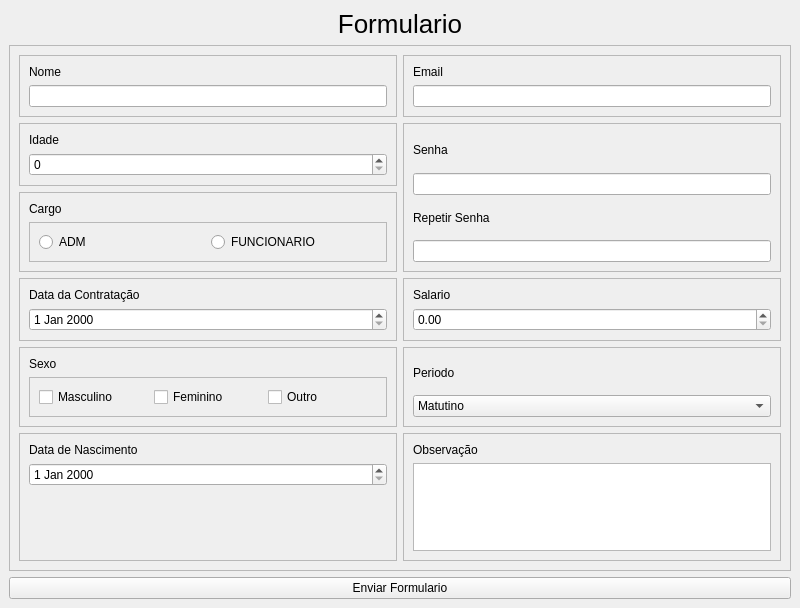
This is projeto_pyside/ui_formulario.ui in CelsoLucas/ListadeExercicios as Qt 5 draws it before an edit. The edited form follows.
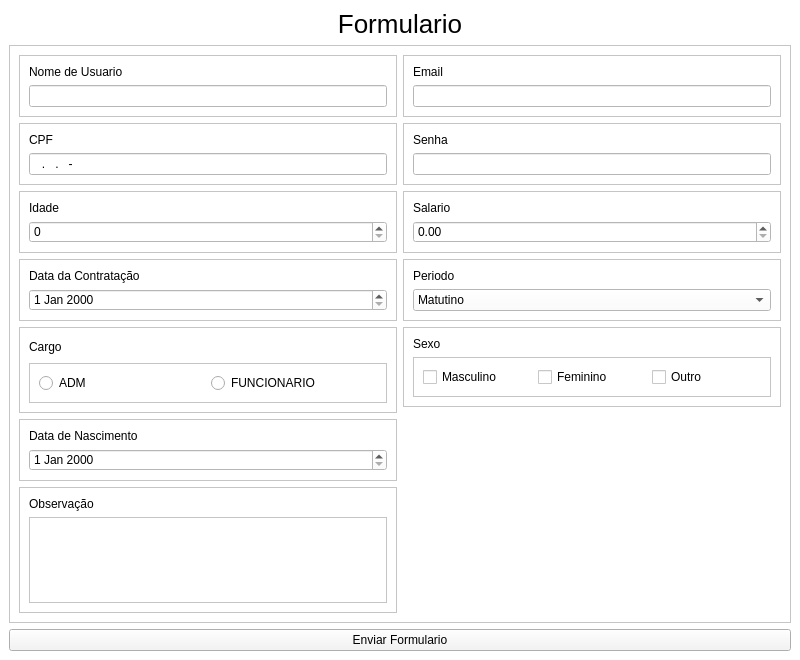
This is the edited form.

Diff of the .ui file:
```diff
--- a/projeto_pyside/ui_formulario.ui
+++ b/projeto_pyside/ui_formulario.ui
@@ -7,13 +7,16 @@
     <x>0</x>
     <y>0</y>
     <width>800</width>
-    <height>608</height>
+    <height>660</height>
    </rect>
   </property>
   <property name="windowTitle">
    <string>MainWindow</string>
   </property>
   <widget class="QWidget" name="centralwidget">
+   <property name="styleSheet">
+    <string notr="true">background-color: rgb(255, 255, 255);</string>
+   </property>
    <layout class="QGridLayout" name="gridLayout">
     <item row="0" column="0">
      <widget class="QLabel" name="txt__formulario">
@@ -30,6 +33,9 @@
     </item>
     <item row="2" column="0">
      <widget class="QPushButton" name="btn_enviar_formulario">
+      <property name="styleSheet">
+       <string notr="true">background-color: rgb(244, 244, 244);</string>
+      </property>
       <property name="text">
        <string>Enviar Formulario</string>
       </property>
@@ -44,69 +50,110 @@
        <enum>QFrame::Shadow::Raised</enum>
       </property>
       <layout class="QGridLayout" name="gridLayout_2">
-       <item row="1" column="1" rowspan="2">
-        <widget class="QFrame" name="layout_senha">
+       <item row="0" column="1">
+        <widget class="QFrame" name="layout_email">
          <property name="frameShape">
           <enum>QFrame::Shape::StyledPanel</enum>
          </property>
          <property name="frameShadow">
           <enum>QFrame::Shadow::Raised</enum>
          </property>
-         <layout class="QVBoxLayout" name="verticalLayout_4">
+         <layout class="QVBoxLayout" name="verticalLayout_2">
           <item>
-           <widget class="QLabel" name="txt_senha">
+           <widget class="QLabel" name="txt_email">
             <property name="text">
-             <string>Senha</string>
+             <string>Email</string>
             </property>
            </widget>
           </item>
           <item>
-           <widget class="QLineEdit" name="input_senha">
-            <property name="echoMode">
-             <enum>QLineEdit::EchoMode::Password</enum>
+           <widget class="QLineEdit" name="input_email">
+            <property name="placeholderText">
+             <string/>
             </property>
            </widget>
           </item>
+         </layout>
+        </widget>
+       </item>
+       <item row="6" column="0" rowspan="2">
+        <widget class="QFrame" name="layout_cargo">
+         <property name="frameShape">
+          <enum>QFrame::Shape::StyledPanel</enum>
+         </property>
+         <property name="frameShadow">
+          <enum>QFrame::Shadow::Raised</enum>
+         </property>
+         <layout class="QVBoxLayout" name="verticalLayout_5">
           <item>
-           <widget class="QLabel" name="txt_repetir_senha">
+           <widget class="QLabel" name="txt_cargo">
             <property name="text">
-             <string>Repetir Senha</string>
+             <string>Cargo</string>
             </property>
            </widget>
           </item>
           <item>
-           <widget class="QLineEdit" name="input_senha_2">
-            <property name="echoMode">
-             <enum>QLineEdit::EchoMode::Password</enum>
+           <widget class="QFrame" name="layout_cargo_opc">
+            <property name="frameShape">
+             <enum>QFrame::Shape::StyledPanel</enum>
             </property>
+            <property name="frameShadow">
+             <enum>QFrame::Shadow::Raised</enum>
+            </property>
+            <layout class="QHBoxLayout" name="horizontalLayout">
+             <item>
+              <widget class="QRadioButton" name="radio_botao2">
+               <property name="text">
+                <string>ADM</string>
+               </property>
+              </widget>
+             </item>
+             <item>
+              <widget class="QRadioButton" name="radio_botao1">
+               <property name="text">
+                <string>FUNCIONARIO</string>
+               </property>
+              </widget>
+             </item>
+            </layout>
            </widget>
           </item>
          </layout>
         </widget>
        </item>
-       <item row="4" column="0">
-        <widget class="QFrame" name="layout_data_contratacao">
+       <item row="1" column="0">
+        <widget class="QFrame" name="layout_cpf">
          <property name="frameShape">
           <enum>QFrame::Shape::StyledPanel</enum>
          </property>
          <property name="frameShadow">
           <enum>QFrame::Shadow::Raised</enum>
          </property>
-         <layout class="QVBoxLayout" name="verticalLayout_11">
+         <layout class="QVBoxLayout" name="verticalLayout_12">
           <item>
-           <widget class="QLabel" name="txt_data_contratacao">
+           <widget class="QLabel" name="txt_cpf">
             <property name="text">
-             <string>Data da Contratação</string>
+             <string>CPF</string>
             </property>
            </widget>
           </item>
           <item>
-           <widget class="QDateEdit" name="dateEdit_contratacao"/>
+           <widget class="QLineEdit" name="input_cpf">
+            <property name="inputMask">
+             <string>000.000.000-00</string>
+            </property>
+            <property name="text">
+             <string>..-</string>
+            </property>
+            <property name="maxLength">
+             <number>14</number>
+            </property>
+           </widget>
           </item>
          </layout>
         </widget>
        </item>
-       <item row="5" column="0">
+       <item row="6" column="1">
         <widget class="QFrame" name="layout_sexo">
          <property name="frameShape">
           <enum>QFrame::Shape::StyledPanel</enum>
@@ -170,7 +217,7 @@
           <item>
            <widget class="QLabel" name="txt_nome">
             <property name="text">
-             <string>Nome</string>
+             <string>Nome de Usuario</string>
             </property>
            </widget>
           </item>
@@ -184,147 +231,54 @@
          </layout>
         </widget>
        </item>
-       <item row="2" column="0">
-        <widget class="QFrame" name="layout_cargo">
+       <item row="5" column="0">
+        <widget class="QFrame" name="layout_data_contratacao">
          <property name="frameShape">
           <enum>QFrame::Shape::StyledPanel</enum>
          </property>
          <property name="frameShadow">
           <enum>QFrame::Shadow::Raised</enum>
          </property>
-         <layout class="QVBoxLayout" name="verticalLayout_5">
+         <layout class="QVBoxLayout" name="verticalLayout_11">
           <item>
-           <widget class="QLabel" name="txt_cargo">
+           <widget class="QLabel" name="txt_data_contratacao">
             <property name="text">
-             <string>Cargo</string>
+             <string>Data da Contratação</string>
             </property>
            </widget>
           </item>
           <item>
-           <widget class="QFrame" name="layout_cargo_opc">
-            <property name="frameShape">
-             <enum>QFrame::Shape::StyledPanel</enum>
-            </property>
-            <property name="frameShadow">
-             <enum>QFrame::Shadow::Raised</enum>
-            </property>
-            <layout class="QHBoxLayout" name="horizontalLayout">
-             <item>
-              <widget class="QRadioButton" name="radio_botao2">
-               <property name="text">
-                <string>ADM</string>
-               </property>
-              </widget>
-             </item>
-             <item>
-              <widget class="QRadioButton" name="radio_botao1">
-               <property name="text">
-                <string>FUNCIONARIO</string>
-               </property>
-              </widget>
-             </item>
-            </layout>
-           </widget>
+           <widget class="QDateEdit" name="dateEdit_contratacao"/>
           </item>
          </layout>
         </widget>
        </item>
-       <item row="1" column="0">
-        <widget class="QFrame" name="layout_idade">
-         <property name="frameShape">
-          <enum>QFrame::Shape::StyledPanel</enum>
+       <item row="1" column="1">
+        <widget class="QFrame" name="layout_senha">
+         <property name="maximumSize">
+          <size>
+           <width>16777215</width>
+           <height>150</height>
+          </size>
          </property>
-         <property name="frameShadow">
-          <enum>QFrame::Shadow::Raised</enum>
-         </property>
-         <layout class="QVBoxLayout" name="verticalLayout_7">
-          <item>
-           <widget class="QLabel" name="txt_idade">
-            <property name="text">
-             <string>Idade</string>
-            </property>
-           </widget>
-          </item>
-          <item>
-           <widget class="QSpinBox" name="spinBox_idade"/>
-          </item>
-         </layout>
-        </widget>
-       </item>
-       <item row="8" column="1">
-        <widget class="QFrame" name="layout_obs">
          <property name="frameShape">
           <enum>QFrame::Shape::StyledPanel</enum>
          </property>
          <property name="frameShadow">
           <enum>QFrame::Shadow::Raised</enum>
          </property>
-         <layout class="QVBoxLayout" name="verticalLayout_8">
+         <layout class="QVBoxLayout" name="verticalLayout_4">
           <item>
-           <widget class="QLabel" name="txt_obs">
+           <widget class="QLabel" name="txt_senha">
             <property name="text">
-             <string>Observação</string>
+             <string>Senha</string>
             </property>
            </widget>
           </item>
           <item>
-           <widget class="QTextEdit" name="txtedit_obs"/>
-          </item>
-         </layout>
-        </widget>
-       </item>
-       <item row="0" column="1">
-        <widget class="QFrame" name="layout_email">
-         <property name="frameShape">
-          <enum>QFrame::Shape::StyledPanel</enum>
-         </property>
-         <property name="frameShadow">
-          <enum>QFrame::Shadow::Raised</enum>
-         </property>
-         <layout class="QVBoxLayout" name="verticalLayout_2">
-          <item>
-           <widget class="QLabel" name="txt_email">
-            <property name="text">
-             <string>Email</string>
-            </property>
-           </widget>
-          </item>
-          <item>
-           <widget class="QLineEdit" name="input_email">
-            <property name="placeholderText">
-             <string/>
-            </property>
-           </widget>
-          </item>
-         </layout>
-        </widget>
-       </item>
-       <item row="4" column="1">
-        <widget class="QFrame" name="layout_salario">
-         <property name="frameShape">
-          <enum>QFrame::Shape::StyledPanel</enum>
-         </property>
-         <property name="frameShadow">
-          <enum>QFrame::Shadow::Raised</enum>
-         </property>
-         <layout class="QVBoxLayout" name="verticalLayout_9">
-          <item>
-           <widget class="QLabel" name="txt_salario">
-            <property name="text">
-             <string>Salario</string>
-            </property>
-           </widget>
-          </item>
-          <item>
-           <widget class="QDoubleSpinBox" name="doubleSpinBox">
-            <property name="decimals">
-             <number>2</number>
-            </property>
-            <property name="maximum">
-             <double>1000000.000000000000000</double>
-            </property>
-            <property name="value">
-             <double>0.000000000000000</double>
+           <widget class="QLineEdit" name="input_senha">
+            <property name="echoMode">
+             <enum>QLineEdit::EchoMode::Password</enum>
             </property>
            </widget>
           </item>
@@ -393,18 +347,81 @@
           <item>
            <widget class="QDateEdit" name="input_data_nasc"/>
           </item>
+         </layout>
+        </widget>
+       </item>
+       <item row="2" column="1">
+        <widget class="QFrame" name="layout_salario">
+         <property name="frameShape">
+          <enum>QFrame::Shape::StyledPanel</enum>
+         </property>
+         <property name="frameShadow">
+          <enum>QFrame::Shadow::Raised</enum>
+         </property>
+         <layout class="QVBoxLayout" name="verticalLayout_9">
           <item>
-           <spacer name="verticalSpacer">
-            <property name="orientation">
-             <enum>Qt::Orientation::Vertical</enum>
+           <widget class="QLabel" name="txt_salario">
+            <property name="text">
+             <string>Salario</string>
             </property>
-            <property name="sizeHint" stdset="0">
-             <size>
-              <width>20</width>
-              <height>40</height>
-             </size>
+           </widget>
+          </item>
+          <item>
+           <widget class="QDoubleSpinBox" name="doubleSpinBox">
+            <property name="decimals">
+             <number>2</number>
             </property>
-           </spacer>
+            <property name="maximum">
+             <double>1000000.000000000000000</double>
+            </property>
+            <property name="value">
+             <double>0.000000000000000</double>
+            </property>
+           </widget>
+          </item>
+         </layout>
+        </widget>
+       </item>
+       <item row="2" column="0">
+        <widget class="QFrame" name="layout_idade">
+         <property name="frameShape">
+          <enum>QFrame::Shape::StyledPanel</enum>
+         </property>
+         <property name="frameShadow">
+          <enum>QFrame::Shadow::Raised</enum>
+         </property>
+         <layout class="QVBoxLayout" name="verticalLayout_7">
+          <item>
+           <widget class="QLabel" name="txt_idade">
+            <property name="text">
+             <string>Idade</string>
+            </property>
+           </widget>
+          </item>
+          <item>
+           <widget class="QSpinBox" name="spinBox_idade"/>
+          </item>
+         </layout>
+        </widget>
+       </item>
+       <item row="9" column="0">
+        <widget class="QFrame" name="layout_obs">
+         <property name="frameShape">
+          <enum>QFrame::Shape::StyledPanel</enum>
+         </property>
+         <property name="frameShadow">
+          <enum>QFrame::Shadow::Raised</enum>
+         </property>
+         <layout class="QVBoxLayout" name="verticalLayout_8">
+          <item>
+           <widget class="QLabel" name="txt_obs">
+            <property name="text">
+             <string>Observação</string>
+            </property>
+           </widget>
+          </item>
+          <item>
+           <widget class="QTextEdit" name="txtedit_obs"/>
           </item>
          </layout>
         </widget>
```
Left out of the diff: 4 changed lines with no effect on the pictures.
